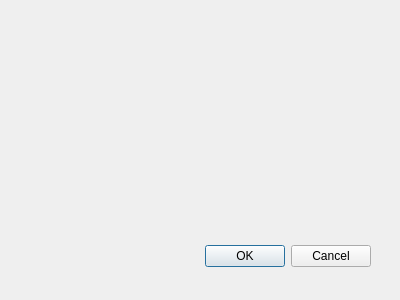
The window that config/settingsdialog.ui (whs31/quasar-software) describes before a commit, drawn with Qt 5.
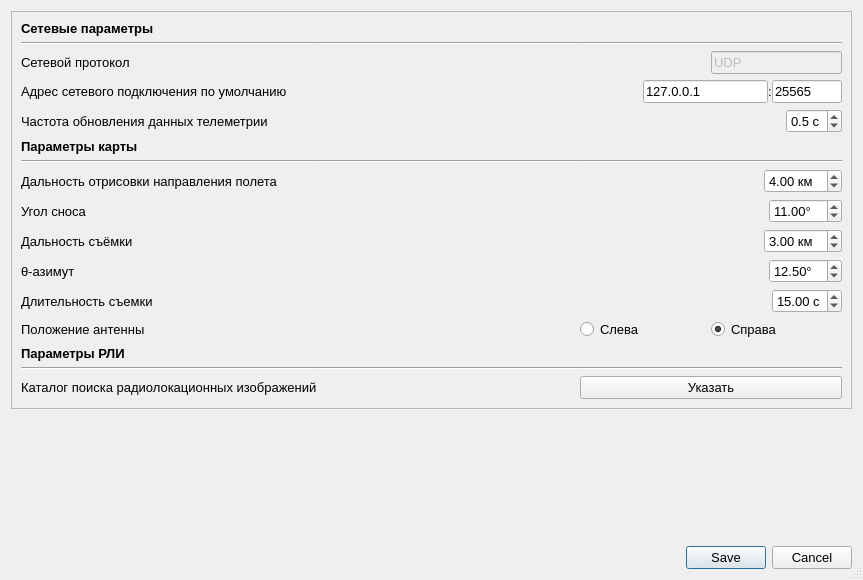
The same window after the commit.

Commit message: Добавил графическую обертку в класс конфига, переписал методы сохранения и загрузки настроек в конфиге, убрал хардкод с адреса и типа телеметрии

The edit to the form file:
```diff
--- a/config/settingsdialog.ui
+++ b/config/settingsdialog.ui
@@ -6,29 +6,650 @@
    <rect>
     <x>0</x>
     <y>0</y>
-    <width>400</width>
-    <height>300</height>
+    <width>863</width>
+    <height>580</height>
    </rect>
   </property>
+  <property name="font">
+   <font>
+    <pointsize>10</pointsize>
+   </font>
+  </property>
   <property name="windowTitle">
    <string>Dialog</string>
   </property>
-  <widget class="QDialogButtonBox" name="buttonBox">
-   <property name="geometry">
-    <rect>
-     <x>30</x>
-     <y>240</y>
-     <width>341</width>
-     <height>32</height>
-    </rect>
-   </property>
-   <property name="orientation">
-    <enum>Qt::Horizontal</enum>
-   </property>
-   <property name="standardButtons">
-    <set>QDialogButtonBox::Cancel|QDialogButtonBox::Ok</set>
-   </property>
-  </widget>
+  <property name="sizeGripEnabled">
+   <bool>true</bool>
+  </property>
+  <property name="modal">
+   <bool>false</bool>
+  </property>
+  <layout class="QGridLayout" name="gridLayout">
+   <item row="1" column="0">
+    <spacer name="verticalSpacer">
+     <property name="orientation">
+      <enum>Qt::Vertical</enum>
+     </property>
+     <property name="sizeHint" stdset="0">
+      <size>
+       <width>20</width>
+       <height>40</height>
+      </size>
+     </property>
+    </spacer>
+   </item>
+   <item row="2" column="0">
+    <widget class="QDialogButtonBox" name="buttonBox">
+     <property name="font">
+      <font>
+       <pointsize>10</pointsize>
+      </font>
+     </property>
+     <property name="orientation">
+      <enum>Qt::Horizontal</enum>
+     </property>
+     <property name="standardButtons">
+      <set>QDialogButtonBox::Cancel|QDialogButtonBox::Save</set>
+     </property>
+     <property name="centerButtons">
+      <bool>false</bool>
+     </property>
+    </widget>
+   </item>
+   <item row="0" column="0">
+    <widget class="QFrame" name="frame">
+     <property name="frameShape">
+      <enum>QFrame::StyledPanel</enum>
+     </property>
+     <property name="frameShadow">
+      <enum>QFrame::Raised</enum>
+     </property>
+     <layout class="QGridLayout" name="gridLayout_2">
+      <property name="horizontalSpacing">
+       <number>0</number>
+      </property>
+      <item row="4" column="0">
+       <widget class="QLabel" name="label_3">
+        <property name="font">
+         <font>
+          <pointsize>10</pointsize>
+          <weight>50</weight>
+          <bold>false</bold>
+         </font>
+        </property>
+        <property name="text">
+         <string>Частота обновления данных телеметрии</string>
+        </property>
+       </widget>
+      </item>
+      <item row="7" column="2">
+       <layout class="QHBoxLayout" name="horizontalLayout_5">
+        <item>
+         <spacer name="horizontalSpacer_4">
+          <property name="orientation">
+           <enum>Qt::Horizontal</enum>
+          </property>
+          <property name="sizeHint" stdset="0">
+           <size>
+            <width>40</width>
+            <height>20</height>
+           </size>
+          </property>
+         </spacer>
+        </item>
+        <item>
+         <widget class="QDoubleSpinBox" name="doubleSpinBox_2">
+          <property name="suffix">
+           <string> км</string>
+          </property>
+          <property name="minimum">
+           <double>0.100000000000000</double>
+          </property>
+          <property name="maximum">
+           <double>20.000000000000000</double>
+          </property>
+          <property name="singleStep">
+           <double>0.100000000000000</double>
+          </property>
+          <property name="value">
+           <double>4.000000000000000</double>
+          </property>
+         </widget>
+        </item>
+       </layout>
+      </item>
+      <item row="1" column="0">
+       <widget class="Line" name="line">
+        <property name="orientation">
+         <enum>Qt::Horizontal</enum>
+        </property>
+       </widget>
+      </item>
+      <item row="6" column="1">
+       <widget class="Line" name="line_5">
+        <property name="orientation">
+         <enum>Qt::Horizontal</enum>
+        </property>
+       </widget>
+      </item>
+      <item row="4" column="2">
+       <layout class="QHBoxLayout" name="horizontalLayout_4">
+        <item>
+         <spacer name="horizontalSpacer_2">
+          <property name="orientation">
+           <enum>Qt::Horizontal</enum>
+          </property>
+          <property name="sizeHint" stdset="0">
+           <size>
+            <width>40</width>
+            <height>20</height>
+           </size>
+          </property>
+         </spacer>
+        </item>
+        <item>
+         <widget class="QDoubleSpinBox" name="doubleSpinBox">
+          <property name="suffix">
+           <string> с</string>
+          </property>
+          <property name="decimals">
+           <number>1</number>
+          </property>
+          <property name="minimum">
+           <double>0.100000000000000</double>
+          </property>
+          <property name="maximum">
+           <double>5.000000000000000</double>
+          </property>
+          <property name="singleStep">
+           <double>0.100000000000000</double>
+          </property>
+          <property name="value">
+           <double>0.500000000000000</double>
+          </property>
+         </widget>
+        </item>
+       </layout>
+      </item>
+      <item row="15" column="0">
+       <widget class="QLabel" name="label_11">
+        <property name="font">
+         <font>
+          <pointsize>10</pointsize>
+          <weight>50</weight>
+          <bold>false</bold>
+         </font>
+        </property>
+        <property name="text">
+         <string>Каталог поиска радиолокационных изображений</string>
+        </property>
+       </widget>
+      </item>
+      <item row="14" column="0">
+       <widget class="Line" name="line_7">
+        <property name="orientation">
+         <enum>Qt::Horizontal</enum>
+        </property>
+       </widget>
+      </item>
+      <item row="2" column="2">
+       <layout class="QHBoxLayout" name="horizontalLayout_2">
+        <item>
+         <spacer name="horizontalSpacer_9">
+          <property name="orientation">
+           <enum>Qt::Horizontal</enum>
+          </property>
+          <property name="sizeHint" stdset="0">
+           <size>
+            <width>40</width>
+            <height>20</height>
+           </size>
+          </property>
+         </spacer>
+        </item>
+        <item>
+         <widget class="QLineEdit" name="lineEdit_3">
+          <property name="enabled">
+           <bool>false</bool>
+          </property>
+          <property name="text">
+           <string>UDP</string>
+          </property>
+          <property name="maxLength">
+           <number>3</number>
+          </property>
+         </widget>
+        </item>
+       </layout>
+      </item>
+      <item row="3" column="0">
+       <widget class="QLabel" name="label_2">
+        <property name="font">
+         <font>
+          <pointsize>10</pointsize>
+          <weight>50</weight>
+          <bold>false</bold>
+         </font>
+        </property>
+        <property name="text">
+         <string>Адрес сетевого подключения по умолчанию</string>
+        </property>
+       </widget>
+      </item>
+      <item row="8" column="2">
+       <layout class="QHBoxLayout" name="horizontalLayout_6">
+        <item>
+         <spacer name="horizontalSpacer_5">
+          <property name="orientation">
+           <enum>Qt::Horizontal</enum>
+          </property>
+          <property name="sizeHint" stdset="0">
+           <size>
+            <width>40</width>
+            <height>20</height>
+           </size>
+          </property>
+         </spacer>
+        </item>
+        <item>
+         <widget class="QDoubleSpinBox" name="doubleSpinBox_3">
+          <property name="suffix">
+           <string>°</string>
+          </property>
+          <property name="maximum">
+           <double>360.000000000000000</double>
+          </property>
+          <property name="value">
+           <double>11.000000000000000</double>
+          </property>
+         </widget>
+        </item>
+       </layout>
+      </item>
+      <item row="14" column="2">
+       <widget class="Line" name="line_9">
+        <property name="orientation">
+         <enum>Qt::Horizontal</enum>
+        </property>
+       </widget>
+      </item>
+      <item row="9" column="0">
+       <widget class="QLabel" name="label_9">
+        <property name="font">
+         <font>
+          <pointsize>10</pointsize>
+          <weight>50</weight>
+          <bold>false</bold>
+         </font>
+        </property>
+        <property name="text">
+         <string>Дальность съёмки</string>
+        </property>
+       </widget>
+      </item>
+      <item row="2" column="1">
+       <spacer name="horizontalSpacer">
+        <property name="orientation">
+         <enum>Qt::Horizontal</enum>
+        </property>
+        <property name="sizeHint" stdset="0">
+         <size>
+          <width>40</width>
+          <height>20</height>
+         </size>
+        </property>
+       </spacer>
+      </item>
+      <item row="0" column="0">
+       <widget class="QLabel" name="label_8">
+        <property name="font">
+         <font>
+          <pointsize>10</pointsize>
+          <weight>75</weight>
+          <bold>true</bold>
+         </font>
+        </property>
+        <property name="text">
+         <string>Сетевые параметры</string>
+        </property>
+       </widget>
+      </item>
+      <item row="8" column="0">
+       <widget class="QLabel" name="label_5">
+        <property name="font">
+         <font>
+          <pointsize>10</pointsize>
+          <weight>50</weight>
+          <bold>false</bold>
+         </font>
+        </property>
+        <property name="text">
+         <string>Угол сноса</string>
+        </property>
+       </widget>
+      </item>
+      <item row="14" column="1">
+       <widget class="Line" name="line_8">
+        <property name="orientation">
+         <enum>Qt::Horizontal</enum>
+        </property>
+       </widget>
+      </item>
+      <item row="5" column="0">
+       <widget class="QLabel" name="label_13">
+        <property name="font">
+         <font>
+          <pointsize>10</pointsize>
+          <weight>75</weight>
+          <bold>true</bold>
+         </font>
+        </property>
+        <property name="text">
+         <string>Параметры карты</string>
+        </property>
+       </widget>
+      </item>
+      <item row="3" column="2">
+       <layout class="QHBoxLayout" name="horizontalLayout_3">
+        <item>
+         <spacer name="horizontalSpacer_3">
+          <property name="orientation">
+           <enum>Qt::Horizontal</enum>
+          </property>
+          <property name="sizeHint" stdset="0">
+           <size>
+            <width>40</width>
+            <height>20</height>
+           </size>
+          </property>
+         </spacer>
+        </item>
+        <item>
+         <widget class="QLineEdit" name="lineEdit">
+          <property name="sizePolicy">
+           <sizepolicy hsizetype="Fixed" vsizetype="Fixed">
+            <horstretch>0</horstretch>
+            <verstretch>0</verstretch>
+           </sizepolicy>
+          </property>
+          <property name="maximumSize">
+           <size>
+            <width>150</width>
+            <height>16777215</height>
+           </size>
+          </property>
+          <property name="text">
+           <string>127.0.0.1</string>
+          </property>
+          <property name="maxLength">
+           <number>15</number>
+          </property>
+         </widget>
+        </item>
+        <item>
+         <widget class="QLabel" name="label_7">
+          <property name="text">
+           <string>:</string>
+          </property>
+         </widget>
+        </item>
+        <item>
+         <widget class="QLineEdit" name="lineEdit_2">
+          <property name="sizePolicy">
+           <sizepolicy hsizetype="Fixed" vsizetype="Fixed">
+            <horstretch>0</horstretch>
+            <verstretch>0</verstretch>
+           </sizepolicy>
+          </property>
+          <property name="maximumSize">
+           <size>
+            <width>70</width>
+            <height>16777215</height>
+           </size>
+          </property>
+          <property name="text">
+           <string>25565</string>
+          </property>
+          <property name="maxLength">
+           <number>5</number>
+          </property>
+         </widget>
+        </item>
+       </layout>
+      </item>
+      <item row="12" column="2">
+       <layout class="QHBoxLayout" name="horizontalLayout_9">
+        <item>
+         <widget class="QRadioButton" name="radioButton_3">
+          <property name="text">
+           <string>Слева</string>
+          </property>
+         </widget>
+        </item>
+        <item>
+         <widget class="QRadioButton" name="radioButton_4">
+          <property name="text">
+           <string>Справа</string>
+          </property>
+          <property name="checked">
+           <bool>true</bool>
+          </property>
+         </widget>
+        </item>
+       </layout>
+      </item>
+      <item row="1" column="1">
+       <widget class="Line" name="line_2">
+        <property name="orientation">
+         <enum>Qt::Horizontal</enum>
+        </property>
+       </widget>
+      </item>
+      <item row="13" column="0">
+       <widget class="QLabel" name="label_14">
+        <property name="font">
+         <font>
+          <pointsize>10</pointsize>
+          <weight>75</weight>
+          <bold>true</bold>
+         </font>
+        </property>
+        <property name="text">
+         <string>Параметры РЛИ</string>
+        </property>
+       </widget>
+      </item>
+      <item row="15" column="2">
+       <widget class="QPushButton" name="pushButton">
+        <property name="text">
+         <string>Указать</string>
+        </property>
+       </widget>
+      </item>
+      <item row="2" column="0">
+       <widget class="QLabel" name="label">
+        <property name="font">
+         <font>
+          <pointsize>10</pointsize>
+          <weight>50</weight>
+          <bold>false</bold>
+         </font>
+        </property>
+        <property name="text">
+         <string>Сетевой протокол</string>
+        </property>
+       </widget>
+      </item>
+      <item row="9" column="2">
+       <layout class="QHBoxLayout" name="horizontalLayout_7">
+        <item>
+         <spacer name="horizontalSpacer_6">
+          <property name="orientation">
+           <enum>Qt::Horizontal</enum>
+          </property>
+          <property name="sizeHint" stdset="0">
+           <size>
+            <width>40</width>
+            <height>20</height>
+           </size>
+          </property>
+         </spacer>
+        </item>
+        <item>
+         <widget class="QDoubleSpinBox" name="doubleSpinBox_4">
+          <property name="suffix">
+           <string> км</string>
+          </property>
+          <property name="minimum">
+           <double>0.100000000000000</double>
+          </property>
+          <property name="maximum">
+           <double>10.000000000000000</double>
+          </property>
+          <property name="singleStep">
+           <double>0.100000000000000</double>
+          </property>
+          <property name="value">
+           <double>3.000000000000000</double>
+          </property>
+         </widget>
+        </item>
+       </layout>
+      </item>
+      <item row="6" column="0">
+       <widget class="Line" name="line_4">
+        <property name="orientation">
+         <enum>Qt::Horizontal</enum>
+        </property>
+       </widget>
+      </item>
+      <item row="10" column="2">
+       <layout class="QHBoxLayout" name="horizontalLayout_8">
+        <item>
+         <spacer name="horizontalSpacer_7">
+          <property name="orientation">
+           <enum>Qt::Horizontal</enum>
+          </property>
+          <property name="sizeHint" stdset="0">
+           <size>
+            <width>40</width>
+            <height>20</height>
+           </size>
+          </property>
+         </spacer>
+        </item>
+        <item>
+         <widget class="QDoubleSpinBox" name="doubleSpinBox_5">
+          <property name="suffix">
+           <string>°</string>
+          </property>
+          <property name="maximum">
+           <double>360.000000000000000</double>
+          </property>
+          <property name="value">
+           <double>12.500000000000000</double>
+          </property>
+         </widget>
+        </item>
+       </layout>
+      </item>
+      <item row="10" column="0">
+       <widget class="QLabel" name="label_10">
+        <property name="font">
+         <font>
+          <pointsize>10</pointsize>
+          <weight>50</weight>
+          <bold>false</bold>
+         </font>
+        </property>
+        <property name="text">
+         <string>θ-азимут</string>
+        </property>
+       </widget>
+      </item>
+      <item row="12" column="0">
+       <widget class="QLabel" name="label_12">
+        <property name="font">
+         <font>
+          <pointsize>10</pointsize>
+          <weight>50</weight>
+          <bold>false</bold>
+         </font>
+        </property>
+        <property name="text">
+         <string>Положение антенны</string>
+        </property>
+       </widget>
+      </item>
+      <item row="6" column="2">
+       <widget class="Line" name="line_6">
+        <property name="orientation">
+         <enum>Qt::Horizontal</enum>
+        </property>
+       </widget>
+      </item>
+      <item row="7" column="0">
+       <widget class="QLabel" name="label_4">
+        <property name="font">
+         <font>
+          <pointsize>10</pointsize>
+          <weight>50</weight>
+          <bold>false</bold>
+         </font>
+        </property>
+        <property name="text">
+         <string>Дальность отрисовки направления полета</string>
+        </property>
+       </widget>
+      </item>
+      <item row="1" column="2">
+       <widget class="Line" name="line_3">
+        <property name="orientation">
+         <enum>Qt::Horizontal</enum>
+        </property>
+       </widget>
+      </item>
+      <item row="11" column="0">
+       <widget class="QLabel" name="label_6">
+        <property name="text">
+         <string>Длительность съемки</string>
+        </property>
+       </widget>
+      </item>
+      <item row="11" column="2">
+       <layout class="QHBoxLayout" name="horizontalLayout_10">
+        <item>
+         <spacer name="horizontalSpacer_8">
+          <property name="orientation">
+           <enum>Qt::Horizontal</enum>
+          </property>
+          <property name="sizeHint" stdset="0">
+           <size>
+            <width>40</width>
+            <height>20</height>
+           </size>
+          </property>
+         </spacer>
+        </item>
+        <item>
+         <widget class="QDoubleSpinBox" name="doubleSpinBox_6">
+          <property name="suffix">
+           <string> с</string>
+          </property>
+          <property name="maximum">
+           <double>90.000000000000000</double>
+          </property>
+          <property name="value">
+           <double>15.000000000000000</double>
+          </property>
+         </widget>
+        </item>
+       </layout>
+      </item>
+     </layout>
+    </widget>
+   </item>
+  </layout>
  </widget>
  <resources/>
  <connections>
```
Left out of the diff: 2 changed lines with no effect on the pictures. The commit also changes 9 other files.
